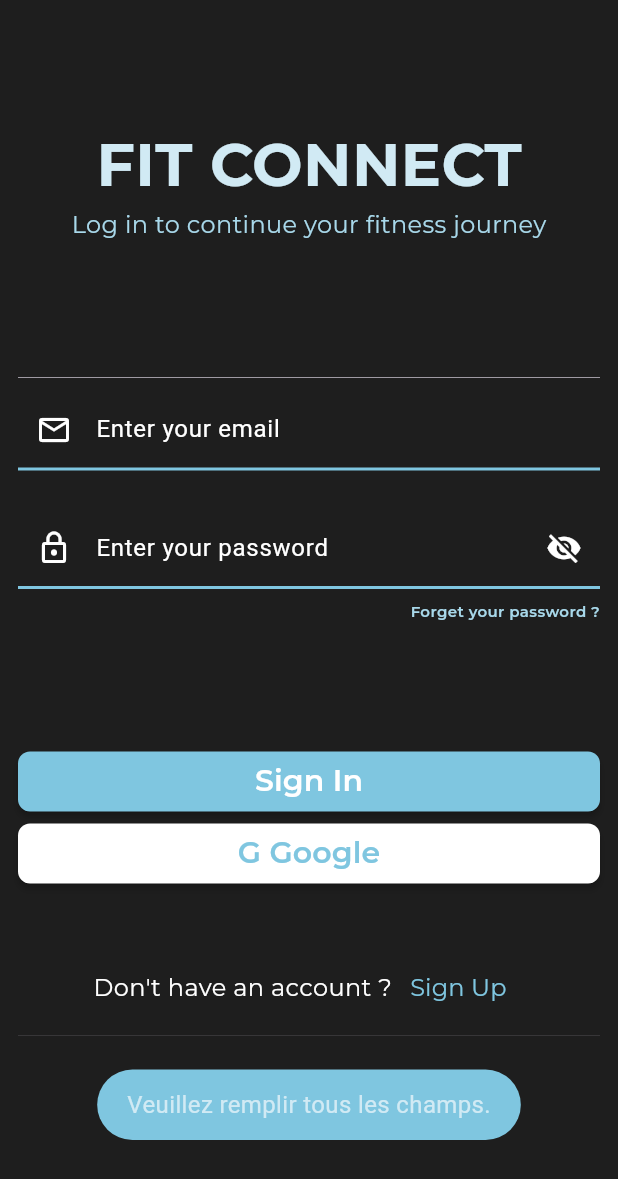
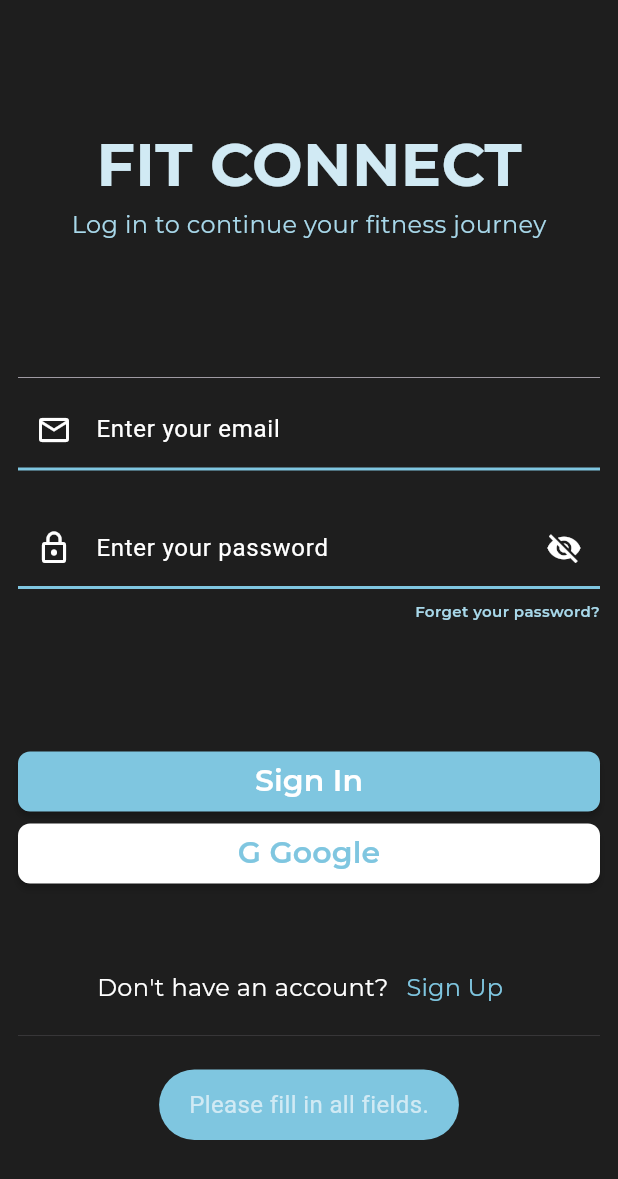
Before and after one commit to HamzaLahmedi/pfe_coashing_app, a Flutter app: the screen it shows after launch, after a tap on "Sign In", on a phone screen of 412 x 824 dp. Shown: the top 1179 px of the screen. Run offline on Flutter 3.47's test engine with Material 3 defaults, Android fonts, the phone set to English and light mode, and no system bars; our stand-ins replace cloud_firestore, firebase_auth, firebase_core, fluttertoast, google_fonts; accounts and stored records are empty.

Commit message:
Add custom progress indicator and refactor sign-in view imports; improve debug messages in auth service

```diff
--- a/lib/auth/signin_view.dart
+++ b/lib/auth/sign_in_view.dart
@@ -33,7 +33,6 @@ class _SignInViewState extends State<SignInView> {
   @override
   Widget build(BuildContext context) {
     final double height = MediaQuery.of(context).size.height;
-    final double width = MediaQuery.of(context).size.width;
 
     return Scaffold(
       backgroundColor: Color(0xff1E1E1E),
@@ -94,7 +93,7 @@ class _SignInViewState extends State<SignInView> {
                   height: 8,
                 ),
                 Text(
-                  "Forget your password ?",
+                  "Forget your password?",
                   style: GoogleFonts.montserrat(
                     color: AppColors.textSecondary,
                     fontSize: 10,
@@ -127,7 +126,7 @@ class _SignInViewState extends State<SignInView> {
                   mainAxisAlignment: MainAxisAlignment.center,
                   children: [
                     Text(
-                      "Don't have an account ?",
+                      "Don't have an account?",
                       style: GoogleFonts.montserrat(
                         color: AppColors.white,
                         fontSize: 16,
@@ -169,46 +168,46 @@ class _SignInViewState extends State<SignInView> {
     String email = _emailController.text.trim();
     String password = _passwordController.text.trim();
 
-  // Vérifier si tous les champs sont remplis
+    // Check if all fields are filled
     if (email.isEmpty || password.isEmpty) {
-    showToast(message: "Veuillez remplir tous les champs.");
+      showToast(message: "Please fill in all fields.");
       return;
     }
 
-  // Vérifier si l'email est valide
+    // Check if the email is valid
     if (!isValidEmail(email)) {
-    showToast(message: "Veuillez saisir une adresse e-mail valide.");
+      showToast(message: "Please enter a valid email address.");
       return;
     }
 
-  // Appeler la méthode signInWithEmailAndPassword
+    // Call the signInWithEmailAndPassword method
     User? user = await _auth.signInWithEmailAndPassword(email, password);
 
     if (user != null) {
-    // Créez ou mettez à jour le document utilisateur dans Firestore
+      // Create or update the user document in Firestore
       await _firestore.collection('users').doc(user.uid).set({
         'email': user.email,
         'lastSignInTime': user.metadata.lastSignInTime,
       }, SetOptions(merge: true));
 
-    showToast(message: "Utilisateur connecté avec succès");
+      showToast(message: "User successfully signed in");
 
       if (!mounted) return; // Check if the widget is still mounted
 
       Navigator.pushAndRemoveUntil(
         context,
-      MaterialPageRoute(builder: (context) => HomeView()),
+        MaterialPageRoute(builder: (context) => const HomeView()),
         (route) => false,
       );
     } else {
       showToast(
-      message: "Une erreur s'est produite lors de la connexion de l'utilisateur.",
+        message: "An error occurred while signing in the user.",
       );
     }
   }
 
   bool isValidEmail(String email) {
-    // Utiliser une expression régulière pour valider l'adresse e-mail
+    // Use a regular expression to validate the email address
     final emailRegex = RegExp(r'^[\w-\.]+@([\w-]+\.)+[\w-]{2,4}$');
     return emailRegex.hasMatch(email);
   }
--- a/lib/auth/signup_view.dart
+++ b/lib/auth/signup_view.dart
@@ -2,7 +2,7 @@ import 'package:cloud_firestore/cloud_firestore.dart';
 import 'package:firebase_auth/firebase_auth.dart';
 import 'package:flutter/material.dart';
 import 'package:google_fonts/google_fonts.dart';
-import 'package:pfe_coashing_app/auth/signin_view.dart';
+import 'package:pfe_coashing_app/auth/sign_in_view.dart';
 import 'package:pfe_coashing_app/core/utils/color.dart';
 import 'package:pfe_coashing_app/core/utils/toast.dart';
 import 'package:pfe_coashing_app/core/widgets/custom_elevated_button.dart';
@@ -172,17 +172,17 @@ class _SignupViewState extends State<SignupView> {
     String password = _passwordController.text.trim();
 
     if (username.isEmpty || email.isEmpty || password.isEmpty) {
-      showToast(message: "Veuillez remplir tous les champs.");
+      showToast(message: "Please fill in all fields.");
       return;
     }
 
     if (!isValidEmail(email)) {
-      showToast(message: "Veuillez saisir une adresse e-mail valide.");
+      showToast(message: "Please enter a valid email address.");
       return;
     }
 
     if (password.length < 6) {
-      showToast(message: "Le mot de passe doit contenir au moins 6 caractères.");
+      showToast(message: "Password must be at least 6 characters long.");
       return;
     }
 
@@ -196,18 +196,18 @@ class _SignupViewState extends State<SignupView> {
           'createdAt': FieldValue.serverTimestamp(),
         });
 
-        showToast(message: "Utilisateur créé avec succès");
+        showToast(message: "User successfully created");
         if (!mounted) return; // Check if the widget is still mounted
         Navigator.pushAndRemoveUntil(
           context,
-          MaterialPageRoute(builder: (context) => HomeView()),
+          MaterialPageRoute(builder: (context) => const HomeView()),
           (route) => false,
         );
       } else {
-        showToast(message: "Erreur lors de la création de l'utilisateur.");
+        showToast(message: "Error creating user.");
       }
     } catch (e) {
-      showToast(message: "Erreur : ${e.toString()}");
+      showToast(message: "Error: ${e.toString()}");
     }
   }
 
--- a/lib/home/home_view.dart
+++ b/lib/home/home_view.dart
@@ -2,7 +2,7 @@ import 'package:flutter/material.dart';
 import 'package:pfe_coashing_app/core/utils/color.dart';
 import 'package:pfe_coashing_app/core/widgets/custom_elevated_button.dart';
 import 'package:pfe_coashing_app/firebase/auth.dart';
-import 'package:pfe_coashing_app/auth/signin_view.dart';
+import 'package:pfe_coashing_app/auth/sign_in_view.dart';
 
 class HomeView extends StatelessWidget {
   const HomeView({super.key});
@@ -19,9 +19,9 @@ class HomeView extends StatelessWidget {
           CustomElevatedButton(
             text: "Sign Out",
             onPressed: () async {
+              final navigator = Navigator.of(context);
               await auth.signOut();
-              Navigator.pushAndRemoveUntil(
-                context,
+              navigator.pushAndRemoveUntil(
                 MaterialPageRoute(builder: (context) => SignInView()),
                 (route) => false,
               );
--- a/lib/main.dart
+++ b/lib/main.dart
@@ -1,28 +1,51 @@
 import 'package:firebase_core/firebase_core.dart';
 import 'package:flutter/material.dart';
+import 'package:firebase_auth/firebase_auth.dart';
+import 'package:pfe_coashing_app/auth/sign_in_view.dart';
 import 'package:pfe_coashing_app/splash_screen/splash_view.dart';
+import 'package:pfe_coashing_app/home/home_view.dart';
+import 'package:pfe_coashing_app/core/widgets/custom_progress_indicator.dart';
 
 void main() async {
   WidgetsFlutterBinding.ensureInitialized();
   try {
     await Firebase.initializeApp();
-    print("Firebase initialized: ${Firebase.app().options}");
+    debugPrint("Firebase initialized: ${Firebase.app().options}");
   } catch (e) {
-    print("Error initializing Firebase : $e");
+    debugPrint("Error initializing Firebase: $e");
   }
-  runApp(PfeCoashingApp());
+  runApp(const PfeCoashingApp());
 }
 
 class PfeCoashingApp extends StatelessWidget {
   const PfeCoashingApp({super.key});
 
-  // This widget is the root of your application.
   @override
   Widget build(BuildContext context) {
     return MaterialApp(
-      title: 'Flutter Demo',
+      title: 'PFE Coaching App',
       debugShowCheckedModeBanner: false,
-      home: const SplashView(),
+      home: const SplashView(), // Show splash screen first
     );
   }
 }
+
+class AuthWrapper extends StatelessWidget {
+  const AuthWrapper({super.key});
+
+  @override
+  Widget build(BuildContext context) {
+    return StreamBuilder<User?>(
+      stream: FirebaseAuth.instance.authStateChanges(),
+      builder: (context, snapshot) {
+        if (snapshot.connectionState == ConnectionState.waiting) {
+          return const CustomProgressIndicator(); // Show custom progress indicator while waiting for auth state
+        } else if (snapshot.hasData) {
+          return const HomeView(); // User is signed in, show home screen
+        } else {
+          return const SignInView(); // User is not signed in, show sign-in screen
+        }
+      },
+    );
+  }
+}
--- a/lib/splash_screen/splash_view.dart
+++ b/lib/splash_screen/splash_view.dart
@@ -1,7 +1,9 @@
 import 'package:flutter/material.dart';
 import 'package:google_fonts/google_fonts.dart';
-import 'package:pfe_coashing_app/auth/signin_view.dart';
+import 'package:pfe_coashing_app/auth/sign_in_view.dart';
 import 'package:pfe_coashing_app/core/utils/color.dart';
+import 'package:pfe_coashing_app/home/home_view.dart';
+import 'package:firebase_auth/firebase_auth.dart';
 
 class SplashView extends StatefulWidget {
   const SplashView({super.key});
@@ -14,16 +16,25 @@ class _SplashViewState extends State<SplashView> {
   @override
   void initState() {
     super.initState();
-    // Delay for 2 seconds, then navigate to Sign In
+    // Delay for 2 seconds, then navigate to the appropriate screen
     Future.delayed(const Duration(seconds: 2), () {
       if (mounted) {
+        User? user = FirebaseAuth.instance.currentUser;
+        if (user != null) {
+          Navigator.pushReplacement(
+            context,
+            MaterialPageRoute(builder: (context) => const HomeView()),
+          );
+        } else {
           Navigator.pushReplacement(
             context,
             MaterialPageRoute(builder: (context) => const SignInView()),
           );
         }
+      }
     });
   }
+
   @override
   Widget build(BuildContext context) {
     return Container(
```
Also changed, not shown: lib/core/widgets/custom_progress_indicator.dart (added, +16 -0 lines), lib/firebase/auth.dart (+5 -4 lines). Lines whose indentation alone changed are shown as unchanged.
